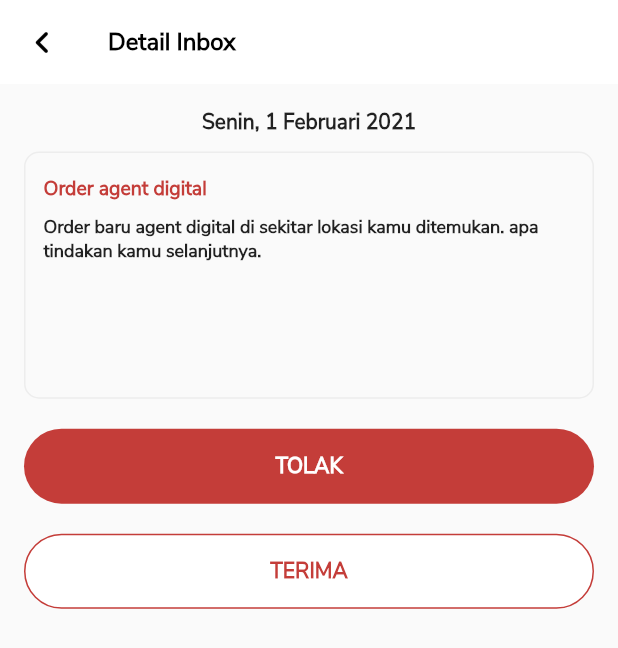
After one commit to fahrulazimi/project, a Flutter app: the DetailInboxRetarget screen opened directly, on a phone screen of 412 x 824 dp. The commit adds this screen. Shown: the top 648 px of the screen. Run offline on Flutter 3.47's test engine with Material 2 defaults, Android fonts, the phone set to English and light mode, and no system bars; our stand-ins replace image_cropper, image_picker, introduction_screen, step_progress_indicator; missing offline and left inert: fdottedline, flutter_pin_code_fields.

Commit message:
update detail inbox & profile

```diff
--- /dev/null
+++ b/lib/detail_inbox_retarget.dart
@@ -0,0 +1,111 @@
+import 'package:flutter/material.dart';
+import 'package:project/inbox_page.dart';
+import 'package:project/layout.dart';
+
+class DetailInboxRetarget extends StatefulWidget {
+  @override
+  _DetailInboxRetargetState createState() => _DetailInboxRetargetState();
+}
+
+class _DetailInboxRetargetState extends State<DetailInboxRetarget> {
+  @override
+  Widget build(BuildContext context) {
+    return Scaffold(
+      appBar: AppBar(
+        backgroundColor: Colors.white,
+        leading: InkWell(
+          child: Icon(Icons.navigate_before_rounded,
+              size: 30, color: Colors.black),
+          onTap: () {
+            Navigator.pushReplacement(
+                context, MaterialPageRoute(builder: (context) => Inbox()));
+          },
+        ),
+        title: Text(
+          "Detail Inbox",
+          style: TextStyle(
+              color: Colors.black, fontSize: 16, fontWeight: FontWeight.w700),
+        ),
+        elevation: 0,
+      ),
+      body: Container(
+        padding: EdgeInsets.all(16),
+        child: Column(
+          children: <Widget>[
+            Text(
+              "Senin, 1 Februari 2021",
+              style: TextStyle(fontSize: 14, fontWeight: FontWeight.w700),
+              textAlign: TextAlign.start,
+            ),
+            SizedBox(height: 10),
+            Container(
+              height: SizeConfig.blockVertical * 20,
+              width: SizeConfig.screenWidth,
+              padding: EdgeInsets.fromLTRB(12, 15, 12, 0),
+              decoration: BoxDecoration(
+                borderRadius: BorderRadius.circular(10),
+                border: Border.all(color: Color(0xffEDEDED)),
+              ),
+              child: Column(
+                crossAxisAlignment: CrossAxisAlignment.start,
+                children: <Widget>[
+                  Text(
+                    "Order agent digital",
+                    style: TextStyle(
+                        fontSize: 13,
+                        fontWeight: FontWeight.w700,
+                        color: Color(0xffC43D39)),
+                  ),
+                  SizedBox(height: 8),
+                  Text(
+                    "Order baru agent digital di sekitar lokasi kamu ditemukan. apa tindakan kamu selanjutnya.",
+                    style: TextStyle(fontSize: 12, fontWeight: FontWeight.w600),
+                  ),
+                ],
+              ),
+            ),
+            SizedBox(height: 20),
+            GestureDetector(
+              child: Container(
+                height: 50,
+                decoration: BoxDecoration(
+                  borderRadius: BorderRadius.circular(25),
+                  color: Color(0xffC43D39),
+                ),
+                child: Center(
+                  child: Text(
+                    "TOLAK",
+                    style: TextStyle(
+                        fontSize: 14,
+                        color: Colors.white,
+                        fontWeight: FontWeight.w900),
+                  ),
+                ),
+              ),
+              onTap: () {},
+            ),
+            SizedBox(height: 20),
+            GestureDetector(
+              child: Container(
+                height: 50,
+                decoration: BoxDecoration(
+                    borderRadius: BorderRadius.circular(25),
+                    color: Colors.white,
+                    border: Border.all(color: Color(0xffC43D39))),
+                child: Center(
+                  child: Text(
+                    "TERIMA",
+                    style: TextStyle(
+                        fontSize: 14,
+                        color: Color(0xffC43D39),
+                        fontWeight: FontWeight.w900),
+                  ),
+                ),
+              ),
+            )
+          ],
+        ),
+      ),
+    );
+  }
+}
--- a/lib/home_page.dart
+++ b/lib/home_page.dart
@@ -3,6 +3,7 @@ import 'package:project/dialog.dart';
 import 'package:project/inbox_page.dart';
 import 'package:project/knowledge_page.dart';
 import 'package:project/layout.dart';
+import 'package:project/profile_page.dart';
 import 'package:step_progress_indicator/step_progress_indicator.dart';
 
 class Home extends StatefulWidget {
@@ -27,6 +28,9 @@ class _HomeState extends State<Home> {
     } else if (index == 2) {
       Navigator.pushReplacement(
           context, MaterialPageRoute(builder: (context) => Inbox()));
+    } else if (index == 3) {
+      Navigator.pushReplacement(
+          context, MaterialPageRoute(builder: (context) => Profile()));
     }
   }
 
--- a/lib/inbox_empty.dart
+++ b/lib/inbox_empty.dart
@@ -3,6 +3,7 @@ import 'package:project/home_page.dart';
 import 'package:project/inbox_page.dart';
 import 'package:project/knowledge_page.dart';
 import 'package:project/layout.dart';
+import 'package:project/profile_page.dart';
 
 class InboxEmpty extends StatefulWidget {
   @override
@@ -26,6 +27,9 @@ class _InboxEmptyState extends State<InboxEmpty> {
     } else if (index == 2) {
       Navigator.pushReplacement(
           context, MaterialPageRoute(builder: (context) => Inbox()));
+    } else if (index == 3) {
+      Navigator.pushReplacement(
+          context, MaterialPageRoute(builder: (context) => Profile()));
     }
   }
 
--- a/lib/inbox_failedapi.dart
+++ b/lib/inbox_failedapi.dart
@@ -3,6 +3,7 @@ import 'package:project/home_page.dart';
 import 'package:project/inbox_page.dart';
 import 'package:project/knowledge_page.dart';
 import 'package:project/layout.dart';
+import 'package:project/profile_page.dart';
 
 class InboxFailedAPI extends StatefulWidget {
   @override
@@ -26,6 +27,9 @@ class _InboxFailedAPIState extends State<InboxFailedAPI> {
     } else if (index == 2) {
       Navigator.pushReplacement(
           context, MaterialPageRoute(builder: (context) => Inbox()));
+    } else if (index == 3) {
+      Navigator.pushReplacement(
+          context, MaterialPageRoute(builder: (context) => Profile()));
     }
   }
 
--- a/lib/inbox_loading.dart
+++ b/lib/inbox_loading.dart
@@ -3,6 +3,7 @@ import 'package:project/home_page.dart';
 import 'package:project/inbox_page.dart';
 import 'package:project/knowledge_page.dart';
 import 'package:project/layout.dart';
+import 'package:project/profile_page.dart';
 
 class InboxLoading extends StatefulWidget {
   @override
@@ -26,6 +27,9 @@ class _InboxLoadingState extends State<InboxLoading> {
     } else if (index == 2) {
       Navigator.pushReplacement(
           context, MaterialPageRoute(builder: (context) => Inbox()));
+    } else if (index == 3) {
+      Navigator.pushReplacement(
+          context, MaterialPageRoute(builder: (context) => Profile()));
     }
   }
 
--- a/lib/inbox_page.dart
+++ b/lib/inbox_page.dart
@@ -2,6 +2,7 @@ import 'package:flutter/material.dart';
 import 'package:project/home_page.dart';
 import 'package:project/knowledge_page.dart';
 import 'package:project/layout.dart';
+import 'package:project/profile_page.dart';
 
 class Inbox extends StatefulWidget {
   @override
@@ -25,6 +26,9 @@ class _InboxState extends State<Inbox> {
     } else if (index == 2) {
       Navigator.pushReplacement(
           context, MaterialPageRoute(builder: (context) => Inbox()));
+    } else if (index == 3) {
+      Navigator.pushReplacement(
+          context, MaterialPageRoute(builder: (context) => Profile()));
     }
   }
 
--- a/lib/knowledge_page.dart
+++ b/lib/knowledge_page.dart
@@ -1,6 +1,7 @@
 import 'package:flutter/material.dart';
 import 'package:project/home_page.dart';
 import 'package:project/inbox_page.dart';
+import 'package:project/profile_page.dart';
 
 class Knowledge extends StatefulWidget {
   @override
@@ -24,6 +25,9 @@ class _KnowledgeState extends State<Knowledge> {
     } else if (index == 2) {
       Navigator.pushReplacement(
           context, MaterialPageRoute(builder: (context) => Inbox()));
+    } else if (index == 3) {
+      Navigator.pushReplacement(
+          context, MaterialPageRoute(builder: (context) => Profile()));
     }
   }
 
```
Also changed, not shown: lib/detail_inbox.dart (added, +72 -0 lines), lib/detail_inbox_upload.dart (added, +92 -0 lines), lib/profile_page.dart (added, +255 -0 lines).
